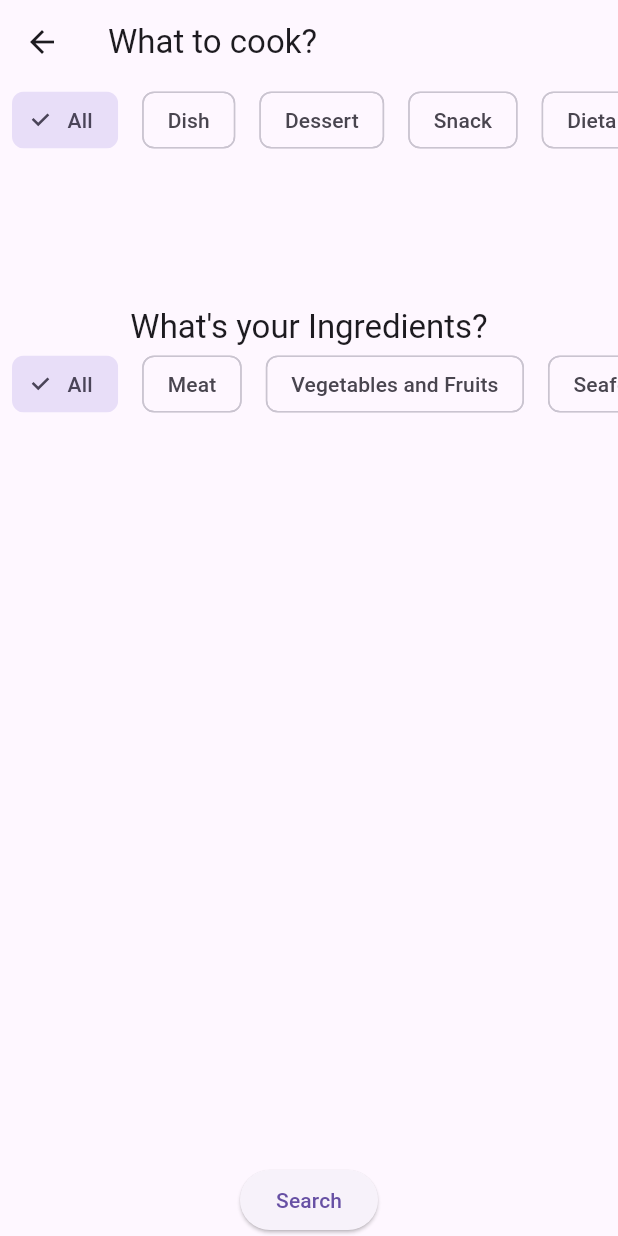
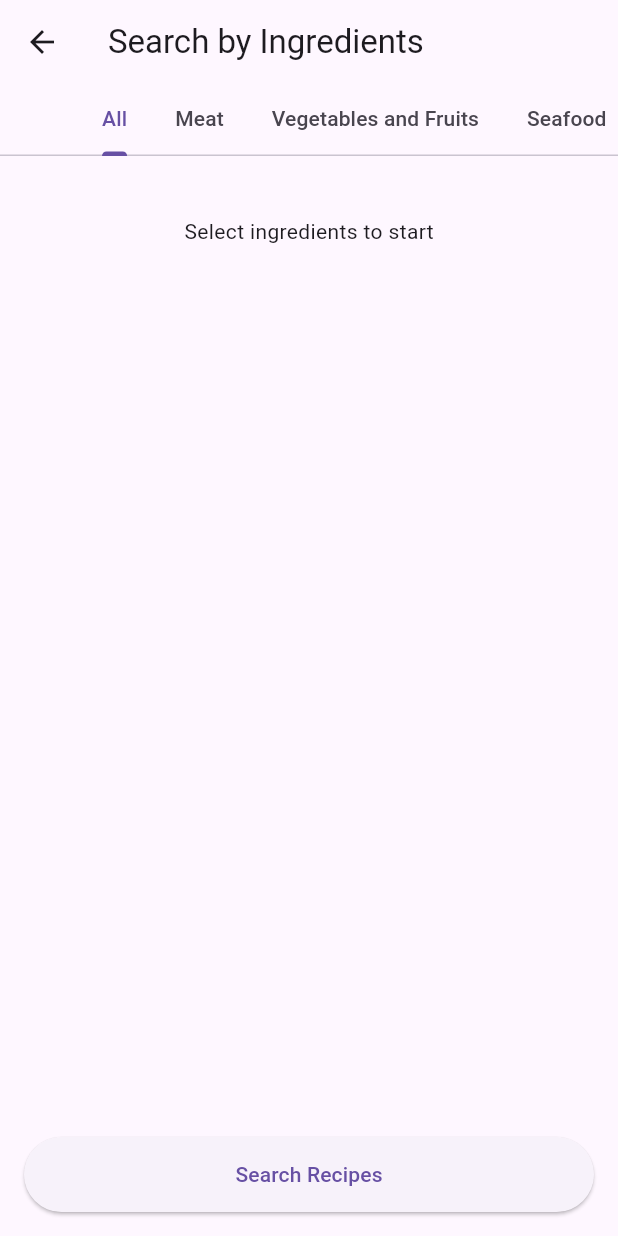
Before and after one commit to spicy-samson/platepal-third, a Flutter app: the SearchByIngredientsPage screen opened directly, on a phone screen of 412 x 824 dp. Run offline on Flutter 3.47's test engine with Material 3 defaults, Android fonts, the phone set to English and light mode, and no system bars; our stand-ins replace flutter_svg, sqflite; accounts and stored records are empty; statements that could not run were skipped; project files that could hold a hidden picture were left out.

Commit message:
chore: Update ingredient grid and add tab controller

```diff
--- a/lib/pages/SearchByIngredientsPage.dart
+++ b/lib/pages/SearchByIngredientsPage.dart
@@ -13,73 +13,79 @@ class SearchByIngredientsPage extends StatefulWidget {
   _SearchByIngredientsPageState createState() => _SearchByIngredientsPageState();
 }
 
-class _SearchByIngredientsPageState extends State<SearchByIngredientsPage> {
-  List<String> categories = ['All', 'Dish', 'Dessert', 'Snack', 'Dietary'];
+class _SearchByIngredientsPageState extends State<SearchByIngredientsPage> with SingleTickerProviderStateMixin {
+  late TabController _tabController;
   List<String> ingredientCategories = ['All', 'Meat', 'Vegetables and Fruits', 'Seafood', 'Spices and herbs', 'Condiments'];
-  String selectedCategory = 'All';
-  String selectedIngredientCategory = 'All';
   List<Ingredient> selectedIngredients = [];
-  List<Ingredient> availableIngredients = [];
+  Map<String, List<Ingredient>> categoryIngredients = {};
 
   @override
   void initState() {
     super.initState();
+    _tabController = TabController(length: ingredientCategories.length, vsync: this);
     _loadIngredients();
+  }
+
+  @override
+  void dispose() {
+    _tabController.dispose();
+    super.dispose();
   }
 
   Future<void> _loadIngredients() async {
     final ingredients = await DatabaseHelper.instance.queryAllIngredients();
     setState(() {
-      availableIngredients = ingredients.map((map) => Ingredient.fromMap(map)).toList();
+      for (var category in ingredientCategories) {
+        categoryIngredients[category] = ingredients
+            .map((map) => Ingredient.fromMap(map))
+            .where((ingredient) => category == 'All' || ingredient.category == category)
+            .toList();
+      }
     });
   }
 
   @override
   Widget build(BuildContext context) {
     return Scaffold(
-      appBar: AppBar(title: const Text('What to cook?')),
+      appBar: AppBar(
+        title: const Text('Search by Ingredients'),
+        bottom: TabBar(
+          controller: _tabController,
+          isScrollable: true,
+          tabs: ingredientCategories.map((category) => Tab(text: category)).toList(),
+        ),
+      ),
       body: Column(
         children: [
-          _buildCategoryFilter(),
           _buildSelectedIngredients(),
-          Text('What\'s your Ingredients?', style: Theme.of(context).textTheme.titleLarge),
-          _buildIngredientCategoryFilter(),
-          Expanded(child: _buildIngredientGrid()),
-          ElevatedButton(
+          Expanded(
+            child: TabBarView(
+              controller: _tabController,
+              children: ingredientCategories.map((category) => _buildIngredientGrid(category)).toList(),
+            ),
+          ),
+          Padding(
+            padding: const EdgeInsets.all(16.0),
+            child: ElevatedButton(
               onPressed: _searchRecipes,
-            child: const Text('Search'),
+              style: ElevatedButton.styleFrom(
+                minimumSize: const Size.fromHeight(50),
+              ),
+              child: const Text('Search Recipes'),
+            ),
           ),
         ],
       ),
     );
   }
 
-  Widget _buildCategoryFilter() {
-    return SingleChildScrollView(
-      scrollDirection: Axis.horizontal,
-      child: Row(
-        children: categories.map((category) {
-          return Padding(
-            padding: const EdgeInsets.symmetric(horizontal: 8.0),
-            child: ChoiceChip(
-              label: Text(category),
-              selected: selectedCategory == category,
-              onSelected: (selected) {
-                setState(() {
-                  selectedCategory = category;
-                });
-              },
-            ),
-          );
-        }).toList(),
-      ),
-    );
-  }
-
   Widget _buildSelectedIngredients() {
-    return SizedBox(
+    return Container(
       height: 100,
-      child: ListView.builder(
+      padding: const EdgeInsets.symmetric(vertical: 8.0),
+      child: selectedIngredients.isEmpty
+          ? const Center(child: Text('Select ingredients to start'))
+          : ListView.builder(
               scrollDirection: Axis.horizontal,
               itemCount: selectedIngredients.length,
               itemBuilder: (context, index) {
@@ -96,49 +102,28 @@ class _SearchByIngredientsPageState extends State<SearchByIngredientsPage> {
     );
   }
 
-  Widget _buildIngredientCategoryFilter() {
-    return SingleChildScrollView(
-      scrollDirection: Axis.horizontal,
-      child: Row(
-        children: ingredientCategories.map((category) {
-          return Padding(
-            padding: const EdgeInsets.symmetric(horizontal: 8.0),
-            child: ChoiceChip(
-              label: Text(category),
-              selected: selectedIngredientCategory == category,
-              onSelected: (selected) {
-                setState(() {
-                  selectedIngredientCategory = category;
-                });
-              },
-            ),
-          );
-        }).toList(),
-      ),
-    );
-  }
-
-  Widget _buildIngredientGrid() {
-    List<Ingredient> filteredIngredients = selectedIngredientCategory == 'All'
-        ? availableIngredients
-        : availableIngredients.where((ingredient) => ingredient.category == selectedIngredientCategory).toList();
+  Widget _buildIngredientGrid(String category) {
+    List<Ingredient> ingredients = categoryIngredients[category] ?? [];
 
     return GridView.builder(
+      padding: const EdgeInsets.all(8.0),
       gridDelegate: const SliverGridDelegateWithFixedCrossAxisCount(
-        crossAxisCount: 4,
+        crossAxisCount: 3,
         childAspectRatio: 0.75,
+        crossAxisSpacing: 10,
+        mainAxisSpacing: 10,
       ),
-      itemCount: filteredIngredients.length,
+      itemCount: ingredients.length,
       itemBuilder: (context, index) {
         return IngredientItem(
-          ingredient: filteredIngredients[index],
-          isSelected: selectedIngredients.contains(filteredIngredients[index]),
+          ingredient: ingredients[index],
+          isSelected: selectedIngredients.contains(ingredients[index]),
           onTap: () {
             setState(() {
-              if (selectedIngredients.contains(filteredIngredients[index])) {
-                selectedIngredients.remove(filteredIngredients[index]);
+              if (selectedIngredients.contains(ingredients[index])) {
+                selectedIngredients.remove(ingredients[index]);
               } else {
-                selectedIngredients.add(filteredIngredients[index]);
+                selectedIngredients.add(ingredients[index]);
               }
             });
           },
@@ -148,6 +133,13 @@ class _SearchByIngredientsPageState extends State<SearchByIngredientsPage> {
   }
 
   void _searchRecipes() async {
+    if (selectedIngredients.isEmpty) {
+      ScaffoldMessenger.of(context).showSnackBar(
+        const SnackBar(content: Text('Please select at least one ingredient')),
+      );
+      return;
+    }
+
     List<int> selectedIngredientIds = selectedIngredients.map((i) => i.id).toList();
     final recipes = await DatabaseHelper.instance.searchRecipesByIngredients(selectedIngredientIds);
 
```
Lines whose indentation alone changed are shown as unchanged.
